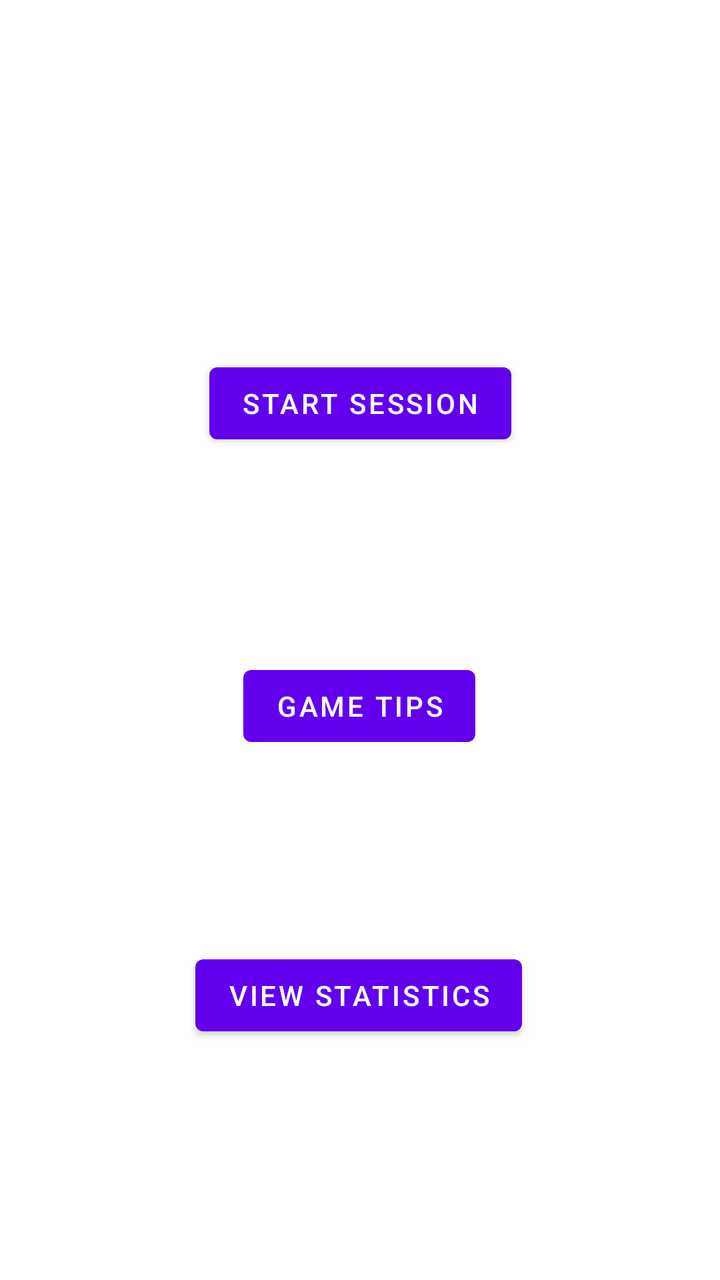
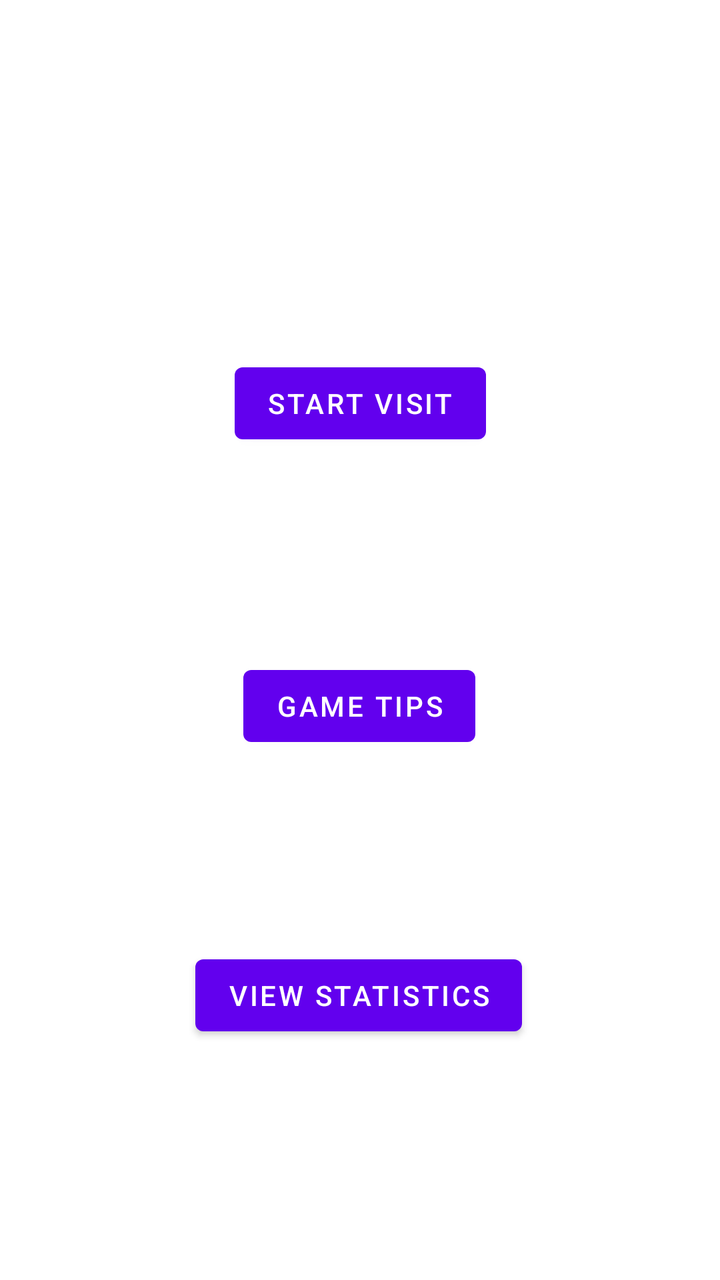

Screens rendered from an Android XML layout before and after an edit, with the pre-edit source and the edit as a unified diff.
<!-- AndroidManifest.xml: application theme Theme.GamblingBadger -->
<!-- res/layout/fragment_home.xml -->
<?xml version="1.0" encoding="utf-8"?>
<androidx.constraintlayout.widget.ConstraintLayout xmlns:android="http://schemas.android.com/apk/res/android"
    xmlns:app="http://schemas.android.com/apk/res-auto"
    xmlns:tools="http://schemas.android.com/tools"
    android:layout_width="match_parent"
    android:layout_height="match_parent"
    tools:context=".HomeFragment">

    <Button
        android:id="@+id/homeFrag_button_gameTips"
        android:layout_width="wrap_content"
        android:layout_height="wrap_content"
        android:text="@string/casinoSessionFrag_button_gameTips_label"
        app:layout_constraintBottom_toTopOf="@+id/homeFrag_button_statistics"
        app:layout_constraintEnd_toEndOf="parent"
        app:layout_constraintHorizontal_bias="0.498"
        app:layout_constraintStart_toStartOf="parent"
        app:layout_constraintTop_toBottomOf="@+id/homeFrag_button_startSession"
        app:layout_constraintVertical_bias="0.517" />

    <Button
        android:id="@+id/homeFrag_button_startSession"
        android:layout_width="wrap_content"
        android:layout_height="wrap_content"
        android:text="@string/homeFrag_button_startSession_label"
        app:layout_constraintBottom_toBottomOf="parent"
        app:layout_constraintEnd_toEndOf="parent"
        app:layout_constraintStart_toStartOf="parent"
        app:layout_constraintTop_toTopOf="parent"
        app:layout_constraintVertical_bias="0.3" />

    <Button
        android:id="@+id/homeFrag_button_statistics"
        android:layout_width="wrap_content"
        android:layout_height="wrap_content"
        android:text="@string/homeFrag_button_statistics_label"
        app:layout_constraintBottom_toBottomOf="parent"
        app:layout_constraintEnd_toEndOf="parent"
        app:layout_constraintHorizontal_bias="0.497"
        app:layout_constraintStart_toStartOf="parent"
        app:layout_constraintTop_toTopOf="parent"
        app:layout_constraintVertical_bias="0.8" />

</androidx.constraintlayout.widget.ConstraintLayout>
<!-- resources referenced by this layout -->
<resources>
  <string name="casinoSessionFrag_button_gameTips_label">@string/gameTips_label</string>
  <string name="homeFrag_button_startSession_label">@string/startSession_label</string>
  <string name="homeFrag_button_statistics_label">@string/statistics_label</string>
  <style name="Theme.GamblingBadger" parent="Theme.MaterialComponents.DayNight.DarkActionBar">
          
          <item name="colorPrimary">@color/purple_500</item>
          <item name="colorPrimaryVariant">@color/purple_700</item>
          <item name="colorOnPrimary">@color/white</item>
          
          <item name="colorSecondary">@color/teal_200</item>
          <item name="colorSecondaryVariant">@color/teal_700</item>
          <item name="colorOnSecondary">@color/black</item>
          
          <item name="android:statusBarColor" tools:targetApi="l">?attr/colorPrimaryVariant</item>
          
      </style>
  <color name="purple_500">#FF6200EE</color>
  <color name="purple_700">#FF3700B3</color>
  <color name="white">#FFFFFFFF</color>
  <color name="teal_200">#FF03DAC5</color>
  <color name="teal_700">#FF018786</color>
  <color name="black">#FF000000</color>
</resources>

<!-- the commit's change to res/layout/fragment_home.xml (unified diff, before → after) -->
@@ -22,7 +22,7 @@
         android:id="@+id/homeFrag_button_startSession"
         android:layout_width="wrap_content"
         android:layout_height="wrap_content"
-        android:text="@string/homeFrag_button_startSession_label"
+        android:text="Start Visit"
         app:layout_constraintBottom_toBottomOf="parent"
         app:layout_constraintEnd_toEndOf="parent"
         app:layout_constraintStart_toStartOf="parent"
<!-- resource entries referenced after the edit -->
@@ -1,7 +1,6 @@
 <!-- resources referenced by this layout -->
 <resources>
   <string name="casinoSessionFrag_button_gameTips_label">@string/gameTips_label</string>
-  <string name="homeFrag_button_startSession_label">@string/startSession_label</string>
   <string name="homeFrag_button_statistics_label">@string/statistics_label</string>
   <style name="Theme.GamblingBadger" parent="Theme.MaterialComponents.DayNight.DarkActionBar">
           
